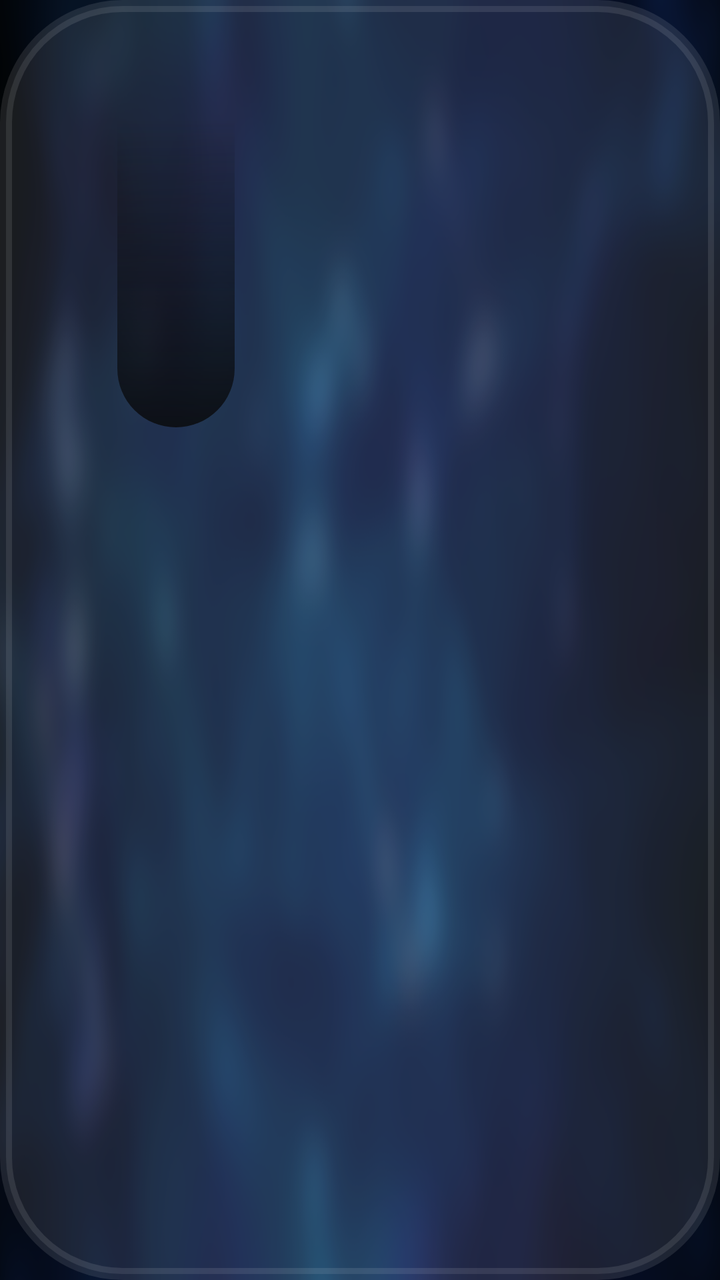
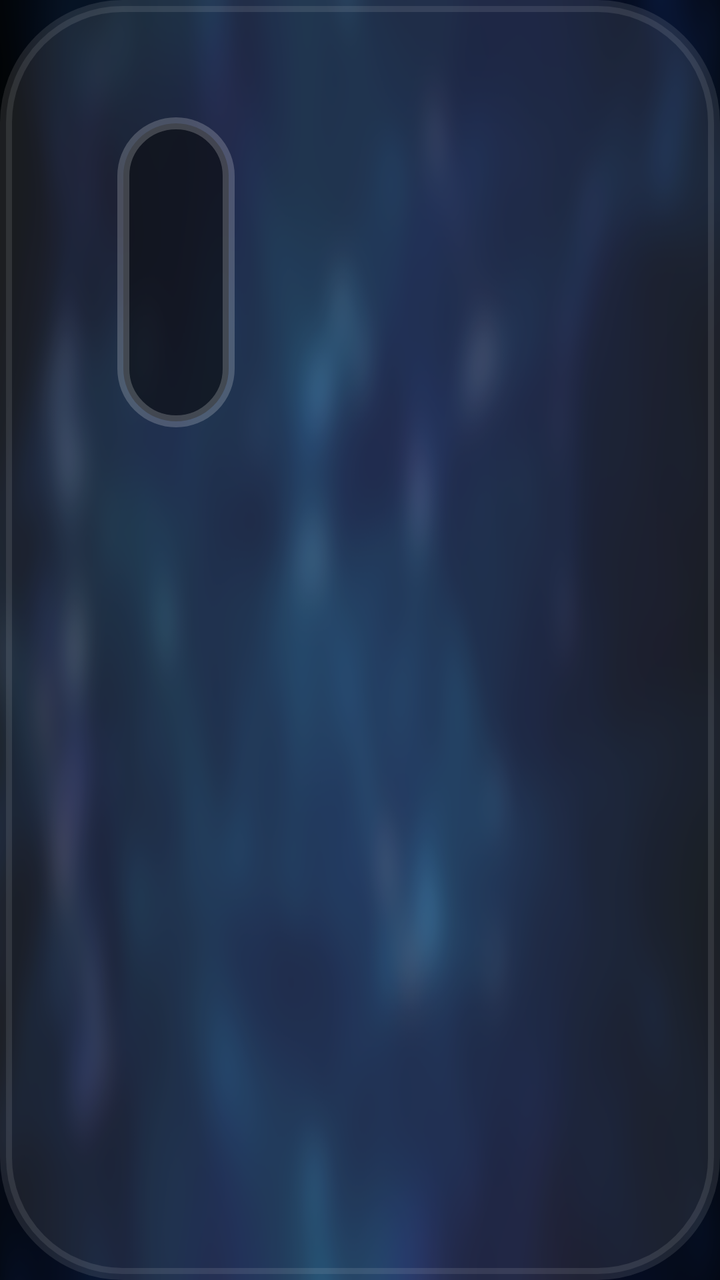

Two renders of the same Android screen: before a commit and after it. Below are the layout's source before the change and the commit's diff.
<!-- AndroidManifest.xml: application theme AppTheme.NoActionBar -->
<!-- res/layout/item_search.xml -->
<?xml version="1.0" encoding="utf-8"?>
<FrameLayout xmlns:android="http://schemas.android.com/apk/res/android"
    android:layout_width="wrap_content"
    android:layout_height="wrap_content"
    android:layout_margin="@dimen/vs_1"
    android:background="@drawable/selector_vod_focus"
    android:focusable="true"
    android:padding="@dimen/vs_5">

    <FrameLayout
        android:layout_width="@dimen/vs_214"
        android:layout_height="@dimen/vs_280">

        <ImageView
            android:id="@+id/ivThumb"
            android:layout_width="match_parent"
            android:layout_height="match_parent"
            android:padding="@dimen/vs_2"
            android:scaleType="centerCrop" />

        <LinearLayout
            android:layout_width="wrap_content"
            android:layout_height="wrap_content"
            android:layout_marginLeft="@dimen/vs_5"
            android:layout_marginTop="@dimen/vs_5"
            android:layout_marginRight="@dimen/vs_5"
            android:orientation="horizontal">

            <TextView
                android:id="@+id/tvSite"
                android:layout_width="wrap_content"
                android:layout_height="wrap_content"
                android:layout_marginEnd="@dimen/vs_5"
                android:layout_marginRight="@dimen/vs_5"
                android:background="@drawable/shape_thumb_bottom_name2"
                android:ellipsize="end"
                android:gravity="center"
                android:paddingLeft="@dimen/vs_5"
                android:paddingRight="@dimen/vs_5"
                android:singleLine="true"
                android:textColor="@android:color/white"
                android:textSize="@dimen/ts_20" />
        </LinearLayout>

        <LinearLayout
            android:layout_width="match_parent"
            android:layout_height="wrap_content"
            android:layout_gravity="bottom"
            android:orientation="vertical"
            android:padding="@dimen/vs_1">

            <TextView
                android:id="@+id/tvNote"
                android:layout_width="wrap_content"
                android:layout_height="wrap_content"
                android:layout_gravity="bottom"
                android:layout_marginLeft="@dimen/vs_5"
                android:layout_marginRight="@dimen/vs_5"
                android:layout_marginBottom="@dimen/vs_5"
                android:background="@drawable/shape_thumb_note"
                android:ellipsize="end"
                android:gravity="center"
                android:paddingLeft="@dimen/vs_5"
                android:paddingRight="@dimen/vs_5"
                android:singleLine="true"
                android:textColor="@android:color/white"
                android:textSize="@dimen/ts_16" />

            <TextView
                android:id="@+id/tvName"
                android:layout_width="match_parent"
                android:layout_height="wrap_content"
                android:background="@drawable/shape_thumb_bottom_name2"
                android:ellipsize="marquee"
                android:marqueeRepeatLimit="marquee_forever"
                android:padding="@dimen/vs_5"
                android:singleLine="true"
                android:textColor="@android:color/white"
                android:textSize="@dimen/ts_20" />
        </LinearLayout>
    </FrameLayout>
</FrameLayout>
<!-- resources referenced by this layout -->
<resources>
  <dimen name="ts_16">16mm</dimen>
  <dimen name="ts_20">20mm</dimen>
  <dimen name="vs_1">1mm</dimen>
  <dimen name="vs_2">2mm</dimen>
  <dimen name="vs_214">214mm</dimen>
  <dimen name="vs_280">280mm</dimen>
  <dimen name="vs_5">5mm</dimen>
  <!-- drawable selector_vod_focus (drawable) -->
  <?xml version="1.0" encoding="utf-8"?>
  <selector xmlns:android="http://schemas.android.com/apk/res/android">
      <item android:drawable="@drawable/shape_button_focused" android:state_focused="true"></item>
      <item android:drawable="@drawable/shape_button_focused" android:state_pressed="true"></item>
      <item android:drawable="@drawable/shape_button_focused" android:state_selected="true"></item>
      <item android:drawable="@drawable/shape_button_front"></item>
  </selector>
  <!-- drawable shape_thumb_bottom_name2 (drawable) -->
  <?xml version="1.0" encoding="utf-8"?>
  <shape xmlns:android="http://schemas.android.com/apk/res/android">
      <corners
          android:bottomLeftRadius="6mm"
          android:bottomRightRadius="6mm" />
      <gradient
          android:angle="270"
          android:startColor="#00000000"
          android:centerColor="#800A0C10"
          android:endColor="#E60A0C10" />
  </shape>
  <!-- drawable shape_thumb_note (drawable) -->
  <?xml version="1.0" encoding="utf-8"?>
  <shape xmlns:android="http://schemas.android.com/apk/res/android">
      <solid android:color="#B30E1016" />
      <corners android:radius="5mm" />
      <stroke
          android:width="1mm"
          android:color="#33FFFFFF" />
  </shape>
  <style name="AppTheme.NoActionBar">
          <item name="android:windowActionBar">false</item>
          <item name="android:windowNoTitle">true</item>
          <item name="windowActionBar">false</item>
          <item name="android:windowFullscreen">true</item>//全屏即无通知栏
          <item name="android:windowContentOverlay">@null</item>//是否有遮盖
          <item name="windowNoTitle">true</item>
          <item name="android:keepScreenOn">true</item>
          
          <item name="android:windowBackground">@drawable/app_bg</item>
      </style>
  <!-- drawable shape_button_focused (drawable) -->
  <?xml version="1.0" encoding="utf-8"?>
  <shape xmlns:android="http://schemas.android.com/apk/res/android">
      <corners android:radius="10mm" />
      <gradient
          android:angle="90"
          android:startColor="#40FFFFFF"
          android:endColor="#26FFFFFF" />
      <stroke
          android:width="1.5mm"
          android:color="#A6FFFFFF" />
  </shape>
  <!-- drawable shape_button_front (drawable) -->
  <?xml version="1.0" encoding="utf-8"?>
  <shape xmlns:android="http://schemas.android.com/apk/res/android">
      <corners android:radius="10mm" />
      <solid android:color="#17FFFFFF" />
      <stroke
          android:width="1mm"
          android:color="#1AFFFFFF" />
  </shape>
  <!-- drawable app_bg: png bitmap (drawable, 198620 bytes) -->
</resources>

<!-- the commit's change to res/layout/item_search.xml (unified diff, before → after) -->
@@ -32,7 +32,7 @@
                 android:layout_height="wrap_content"
                 android:layout_marginEnd="@dimen/vs_5"
                 android:layout_marginRight="@dimen/vs_5"
-                android:background="@drawable/shape_thumb_bottom_name2"
+                android:background="@drawable/shape_thumb_year"
                 android:ellipsize="end"
                 android:gravity="center"
                 android:paddingLeft="@dimen/vs_5"
<!-- resource entries referenced after the edit -->
@@ -28,6 +28,15 @@
           android:endColor="#E60A0C10" />
   </shape>
   <!-- drawable shape_thumb_note (drawable) -->
+  <?xml version="1.0" encoding="utf-8"?>
+  <shape xmlns:android="http://schemas.android.com/apk/res/android">
+      <solid android:color="#B30E1016" />
+      <corners android:radius="5mm" />
+      <stroke
+          android:width="1mm"
+          android:color="#33FFFFFF" />
+  </shape>
+  <!-- drawable shape_thumb_year (drawable) -->
   <?xml version="1.0" encoding="utf-8"?>
   <shape xmlns:android="http://schemas.android.com/apk/res/android">
       <solid android:color="#B30E1016" />
